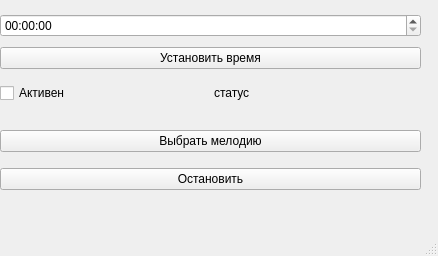
Before: the Qt Designer form AlarmClock/mainwindow.ui in ZeroZeroZerooZeroo/SimpleAlarm, drawn with Qt 5.
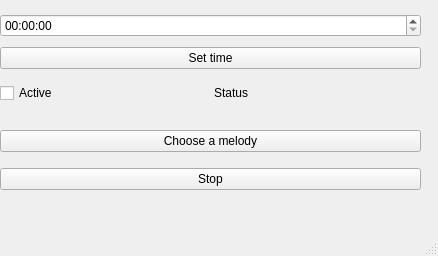
After: the same form once the commit is applied.

Commit message: Обновление класса Mianwindow. Создание функции для кнопки «Остановить». Запуск для кнопки «Остановить». Тест прошел успешно

```diff
--- a/AlarmClock/mainwindow.ui
+++ b/AlarmClock/mainwindow.ui
@@ -30,7 +30,7 @@
      <item>
       <widget class="QPushButton" name="setTimeButton">
        <property name="text">
-        <string>Установить время</string>
+        <string>Set time</string>
        </property>
       </widget>
      </item>
@@ -49,14 +49,14 @@
      <item>
       <widget class="QCheckBox" name="checkBox">
        <property name="text">
-        <string>Активен</string>
+        <string>Active</string>
        </property>
       </widget>
      </item>
      <item>
       <widget class="QLabel" name="statusLabel">
        <property name="text">
-        <string>статус</string>
+        <string>Status</string>
        </property>
       </widget>
      </item>
@@ -75,14 +75,14 @@
      <item>
       <widget class="QPushButton" name="MusicButton">
        <property name="text">
-        <string>Выбрать мелодию</string>
+        <string>Choose a melody</string>
        </property>
       </widget>
      </item>
      <item>
       <widget class="QPushButton" name="pushButton_3">
        <property name="text">
-        <string>Остановить</string>
+        <string>Stop</string>
        </property>
       </widget>
      </item>
```
Left out of the diff: 2 changed lines with no effect on the pictures. The commit also changes 13 other files.
